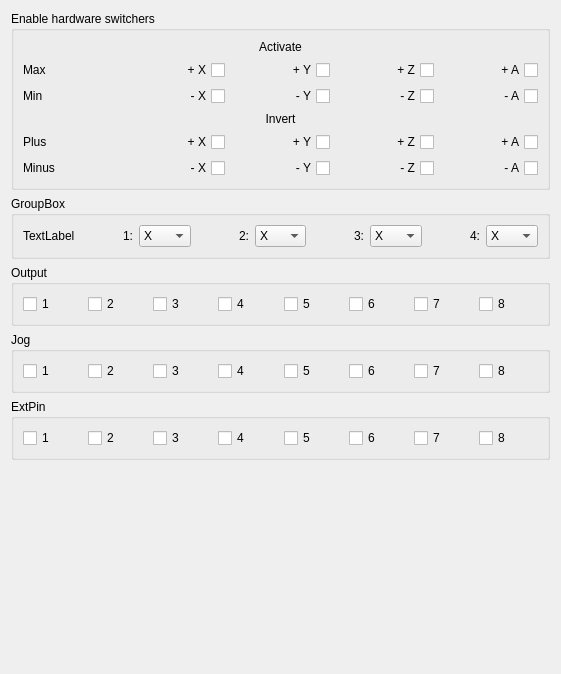
The window that sources/forms/sIO.ui (eduard-x/cnc-qt) describes before a commit, drawn with Qt 5.
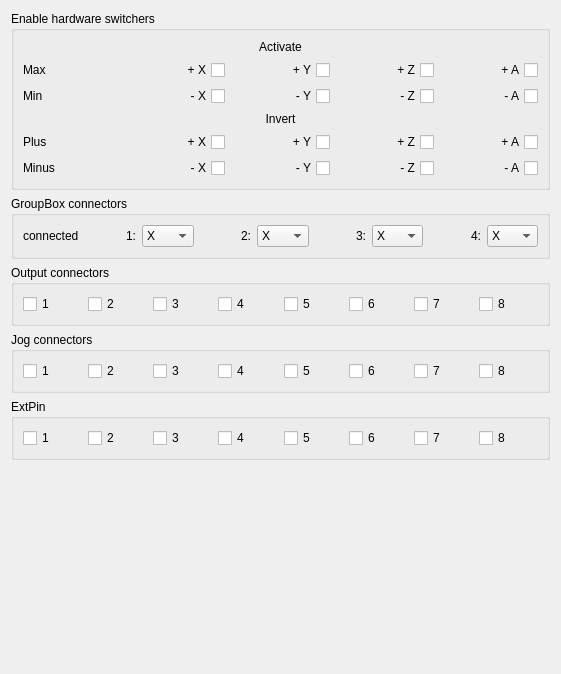
The same window after the commit.

```diff
--- a/sources/forms/sIO.ui
+++ b/sources/forms/sIO.ui
@@ -300,7 +300,7 @@
       </size>
      </property>
      <property name="title">
-      <string>GroupBox</string>
+      <string>GroupBox connectors</string>
      </property>
      <layout class="QGridLayout" name="gridLayout_35">
       <item row="0" column="1">
@@ -496,7 +496,7 @@
          </sizepolicy>
         </property>
         <property name="text">
-         <string>TextLabel</string>
+         <string>connected</string>
         </property>
        </widget>
       </item>
@@ -512,7 +512,7 @@
       </sizepolicy>
      </property>
      <property name="title">
-      <string>Output</string>
+      <string>Output connectors</string>
      </property>
      <layout class="QHBoxLayout" name="horizontalLayout_2">
       <item>
@@ -583,7 +583,7 @@
       </sizepolicy>
      </property>
      <property name="title">
-      <string>Jog</string>
+      <string>Jog connectors</string>
      </property>
      <layout class="QHBoxLayout" name="horizontalLayout_5">
       <item>
```
Left out of the diff: 39 changed lines with no effect on the pictures.
